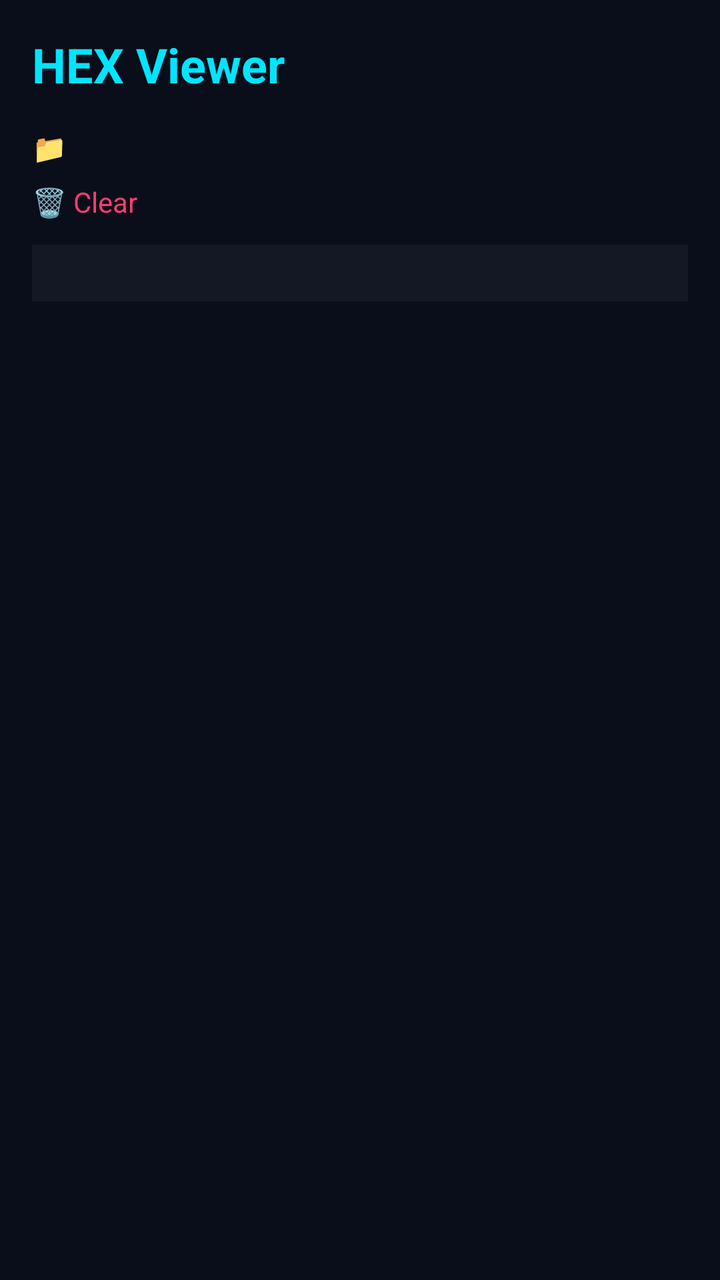
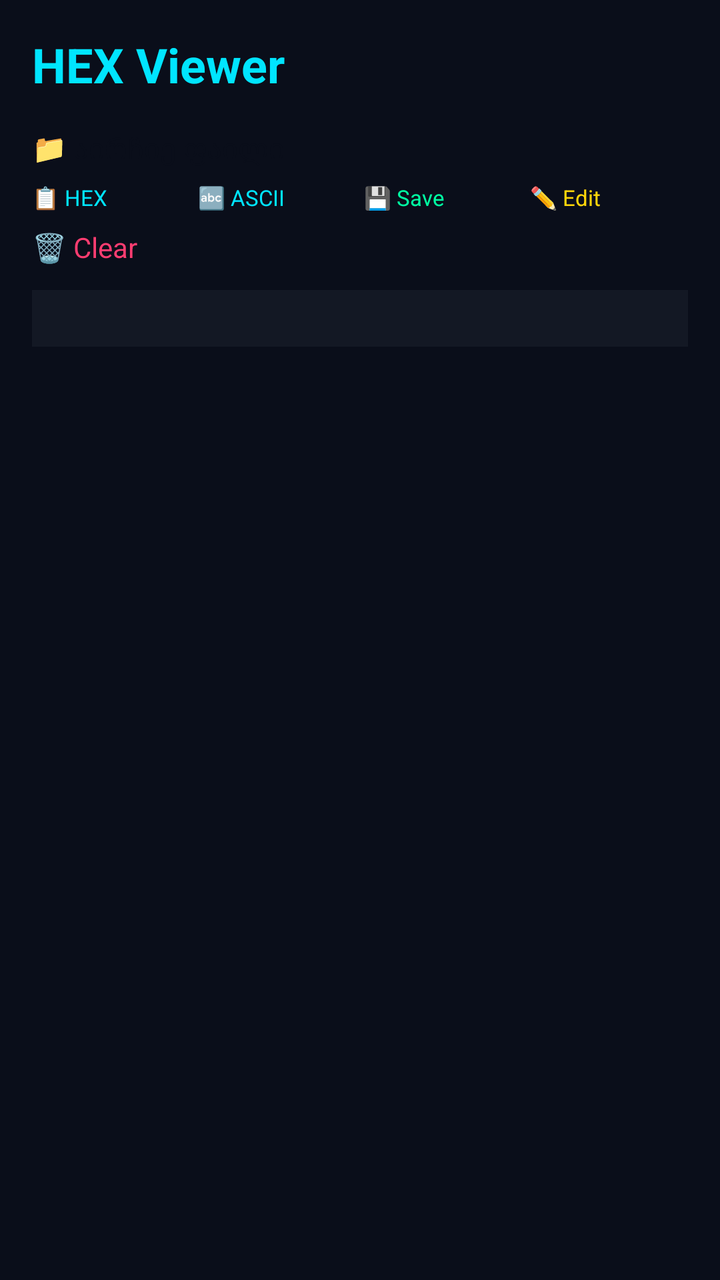

Before-and-after screenshots of an Android layout around one commit, followed by the original layout XML and the change that was made.
<!-- AndroidManifest.xml: application theme Theme.DecoderPRO -->
<!-- res/layout/activity_hex_viewer.xml -->
<?xml version="1.0" encoding="utf-8"?>
<LinearLayout xmlns:android="http://schemas.android.com/apk/res/android"
    android:layout_width="match_parent" android:layout_height="match_parent"
    android:orientation="vertical" android:background="@color/bg_dark" android:padding="16dp">
    <TextView android:layout_width="match_parent" android:layout_height="wrap_content"
        android:text="HEX Viewer" android:textColor="@color/neon_cyan"
        android:textSize="24sp" android:textStyle="bold" android:paddingBottom="16dp"/>
    <Button android:id="@+id/btn_hex_pick" android:layout_width="match_parent"
        android:layout_height="wrap_content" android:text="📁 აირჩიე ფაილი"
        android:textColor="@color/bg_dark" android:backgroundTint="@color/neon_green"/>
    <Button android:id="@+id/btn_hex_clear" android:layout_width="match_parent"
        android:layout_height="wrap_content" android:layout_marginTop="8dp" android:text="🗑 Clear"
        android:textColor="@color/neon_red" android:backgroundTint="@color/bg_card"/>
    <ScrollView android:layout_width="match_parent" android:layout_height="0dp"
        android:layout_weight="1" android:layout_marginTop="12dp">
        <TextView android:id="@+id/hex_output" android:layout_width="match_parent"
            android:layout_height="wrap_content" android:textColor="@color/neon_green"
            android:background="@color/bg_card" android:padding="8dp"
            android:fontFamily="monospace" android:textSize="9sp"/>
    </ScrollView>
</LinearLayout>
<!-- resources referenced by this layout -->
<resources>
  <color name="bg_card">#131824</color>
  <color name="bg_dark">#0A0E1A</color>
  <color name="neon_cyan">#00E5FF</color>
  <color name="neon_green">#00FFA3</color>
  <color name="neon_red">#FF3D71</color>
  <style name="Theme.DecoderPRO" parent="android:Theme.Material.NoActionBar">
          <item name="android:windowBackground">@color/bg_dark</item>
          <item name="android:colorPrimary">@color/neon_cyan</item>
          <item name="android:colorAccent">@color/neon_cyan</item>
          <item name="android:statusBarColor">@color/bg_dark</item>
          <item name="android:textColorPrimary">@color/text_primary</item>
      </style>
  <color name="text_primary">#E6F1FF</color>
</resources>

<!-- the commit's change to res/layout/activity_hex_viewer.xml (unified diff, before → after) -->
@@ -2,15 +2,43 @@
 <LinearLayout xmlns:android="http://schemas.android.com/apk/res/android"
     android:layout_width="match_parent" android:layout_height="match_parent"
     android:orientation="vertical" android:background="@color/bg_dark" android:padding="16dp">
+
     <TextView android:layout_width="match_parent" android:layout_height="wrap_content"
         android:text="HEX Viewer" android:textColor="@color/neon_cyan"
         android:textSize="24sp" android:textStyle="bold" android:paddingBottom="16dp"/>
+
     <Button android:id="@+id/btn_hex_pick" android:layout_width="match_parent"
         android:layout_height="wrap_content" android:text="📁 აირჩიე ფაილი"
         android:textColor="@color/bg_dark" android:backgroundTint="@color/neon_green"/>
+
+    <LinearLayout android:layout_width="match_parent" android:layout_height="wrap_content"
+        android:orientation="horizontal" android:layout_marginTop="8dp">
+        <Button android:id="@+id/btn_hex_copy" android:layout_width="0dp"
+            android:layout_height="wrap_content" android:layout_weight="1"
+            android:text="📋 HEX" android:textColor="@color/neon_cyan"
+            android:backgroundTint="@color/bg_card" android:textSize="11sp"/>
+        <Button android:id="@+id/btn_hex_copy_ascii" android:layout_width="0dp"
+            android:layout_height="wrap_content" android:layout_weight="1"
+            android:layout_marginStart="4dp" android:text="🔤 ASCII"
+            android:textColor="@color/neon_cyan" android:backgroundTint="@color/bg_card"
+            android:textSize="11sp"/>
+        <Button android:id="@+id/btn_hex_save" android:layout_width="0dp"
+            android:layout_height="wrap_content" android:layout_weight="1"
+            android:layout_marginStart="4dp" android:text="💾 Save"
+            android:textColor="@color/neon_green" android:backgroundTint="@color/bg_card"
+            android:textSize="11sp"/>
+        <Button android:id="@+id/btn_hex_edit" android:layout_width="0dp"
+            android:layout_height="wrap_content" android:layout_weight="1"
+            android:layout_marginStart="4dp" android:text="✏️ Edit"
+            android:textColor="@color/neon_yellow" android:backgroundTint="@color/bg_card"
+            android:textSize="11sp"/>
+    </LinearLayout>
+
     <Button android:id="@+id/btn_hex_clear" android:layout_width="match_parent"
-        android:layout_height="wrap_content" android:layout_marginTop="8dp" android:text="🗑 Clear"
-        android:textColor="@color/neon_red" android:backgroundTint="@color/bg_card"/>
+        android:layout_height="wrap_content" android:layout_marginTop="8dp"
+        android:text="🗑 Clear" android:textColor="@color/neon_red"
+        android:backgroundTint="@color/bg_card"/>
+
     <ScrollView android:layout_width="match_parent" android:layout_height="0dp"
         android:layout_weight="1" android:layout_marginTop="12dp">
         <TextView android:id="@+id/hex_output" android:layout_width="match_parent"
<!-- resource entries referenced after the edit -->
@@ -5,6 +5,7 @@
   <color name="neon_cyan">#00E5FF</color>
   <color name="neon_green">#00FFA3</color>
   <color name="neon_red">#FF3D71</color>
+  <color name="neon_yellow">#FFD60A</color>
   <style name="Theme.DecoderPRO" parent="android:Theme.Material.NoActionBar">
           <item name="android:windowBackground">@color/bg_dark</item>
           <item name="android:colorPrimary">@color/neon_cyan</item>
